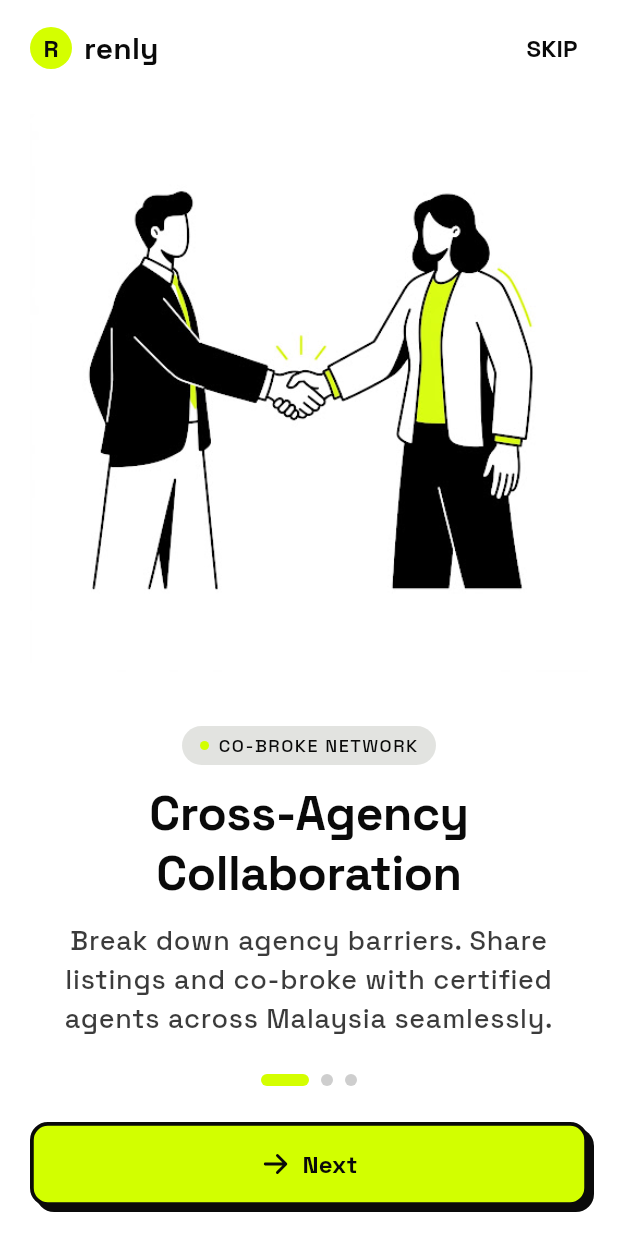
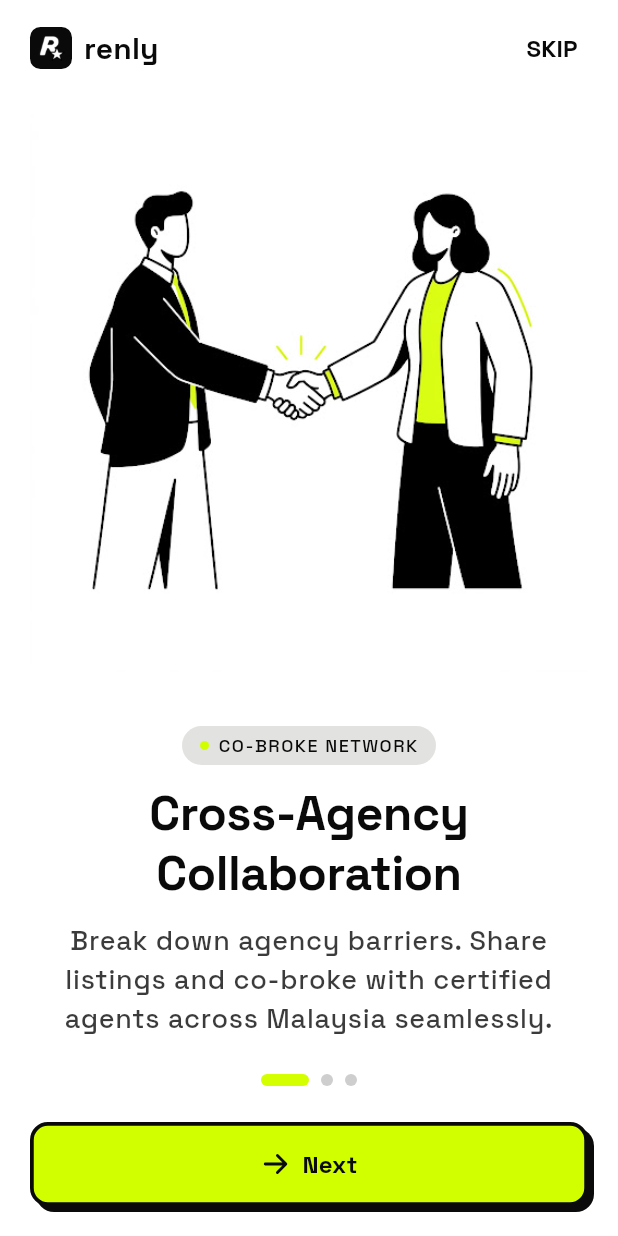
Before and after one commit to vertigo1794/renly, a Flutter app: the screen it shows after launch, on a phone screen of 412 x 824 dp. Run offline on Flutter 3.47's test engine with Material 3 defaults, Android fonts, the phone set to English and light mode, and no system bars; our stand-ins replace easy_localization, firebase_core, firebase_messaging, flutter_dotenv, flutter_native_splash, flutter_riverpod and 5 more; missing offline and left inert: flutter_stripe; accounts and stored records are empty.

Commit message:
feat: replace onboarding header's plain-R circle with the R* badge
The shared onboarding header (renders once above the PageView, so this
one call site covers all 3 slides) had a plain lime circle + "R" text
predating the R* badge design. Swapped in RStarBadge(size: 28), same
compact footprint as the old circle, keeping "renly" and the SKIP
button untouched. Illustrations, titles, body copy, badge pills,
progress dots, and Next/Get Started buttons are all unchanged.

onboarding_screen_test.dart's header test updated: find.text('R') no
longer matches anything (RStarBadge renders an image, not literal
text), replaced with find.byType(RStarBadge).

Co-Authored-By: Claude Sonnet 5 <noreply@anthropic.com>

```diff
--- a/app/lib/features/auth/onboarding_screen.dart
+++ b/app/lib/features/auth/onboarding_screen.dart
@@ -6,6 +6,7 @@ import 'package:phosphor_flutter/phosphor_flutter.dart';
 
 import '../../core/theme/app_colors.dart';
 import '../../core/widgets/brutalist_button.dart';
+import '../../core/widgets/r_star_badge.dart';
 
 /// One onboarding slide's content. `titleKey`/`bodyKey` are easy_localization
 /// keys, not raw strings, so every slide stays bilingual EN/MS like the rest
@@ -41,12 +42,14 @@ class OnboardingSlideData {
 ///
 /// Slide 1 was re-fetched from Stitch under a new screen ID (the project's
 /// mockups get iterated on, not just added to) with a redesigned shared
-/// chrome: a top brand header (the "R" launcher-icon monogram + "renly"
-/// wordmark) with Skip moved up next to it, and a badge pill above each
-/// slide's title. The header renders once, outside the PageView, since
-/// it's identical across every slide, not per-slide data. The progress
-/// dots also picked up an active-dot-becomes-a-pill treatment instead of
-/// a plain filled/unfilled circle.
+/// chrome: a top brand header (a compact `RStarBadge` + "renly" wordmark --
+/// originally a plain lime circle + "R" text, later swapped for the shared
+/// R* badge widget once that design landed on the splash/login screens too)
+/// with Skip moved up next to it, and a badge pill above each slide's
+/// title. The header renders once, outside the PageView, since it's
+/// identical across every slide, not per-slide data. The progress dots
+/// also picked up an active-dot-becomes-a-pill treatment instead of a
+/// plain filled/unfilled circle.
 ///
 /// Slides are added here one at a time as each is ported from Stitch; the
 /// list below is the single source of truth for how many dots/pages show.
@@ -122,18 +125,13 @@ class _OnboardingScreenState extends State<OnboardingScreen> {
                   Row(
                     mainAxisSize: MainAxisSize.min,
                     children: [
-                      Container(
-                        width: 28,
-                        height: 28,
-                        decoration: const BoxDecoration(color: AppColors.primaryContainer, shape: BoxShape.circle),
-                        alignment: Alignment.center,
-                        child: Text(
-                          'R',
-                          style: Theme.of(
-                            context,
-                          ).textTheme.labelLarge?.copyWith(color: AppColors.ink, fontWeight: FontWeight.w800),
-                        ),
-                      ),
+                      // Compact RStarBadge (28px, matching this header's
+                      // prior circle footprint) replaces the plain lime
+                      // circle + "R" text -- same shared badge widget as
+                      // the splash and login/register screens, this header
+                      // renders once above the PageView so all 3 slides
+                      // pick up the change from this single call site.
+                      const RStarBadge(size: 28),
                       const SizedBox(width: 8),
                       Text(
                         'app_name'.tr(),
```
Also changed, not shown: 1 other file.
